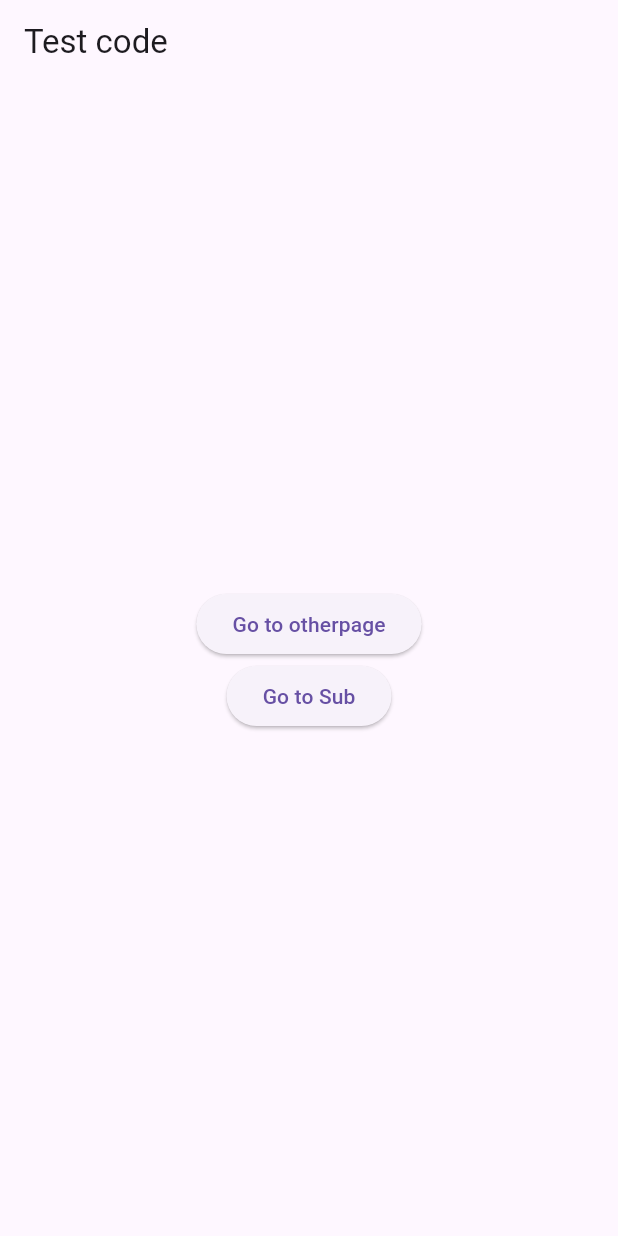
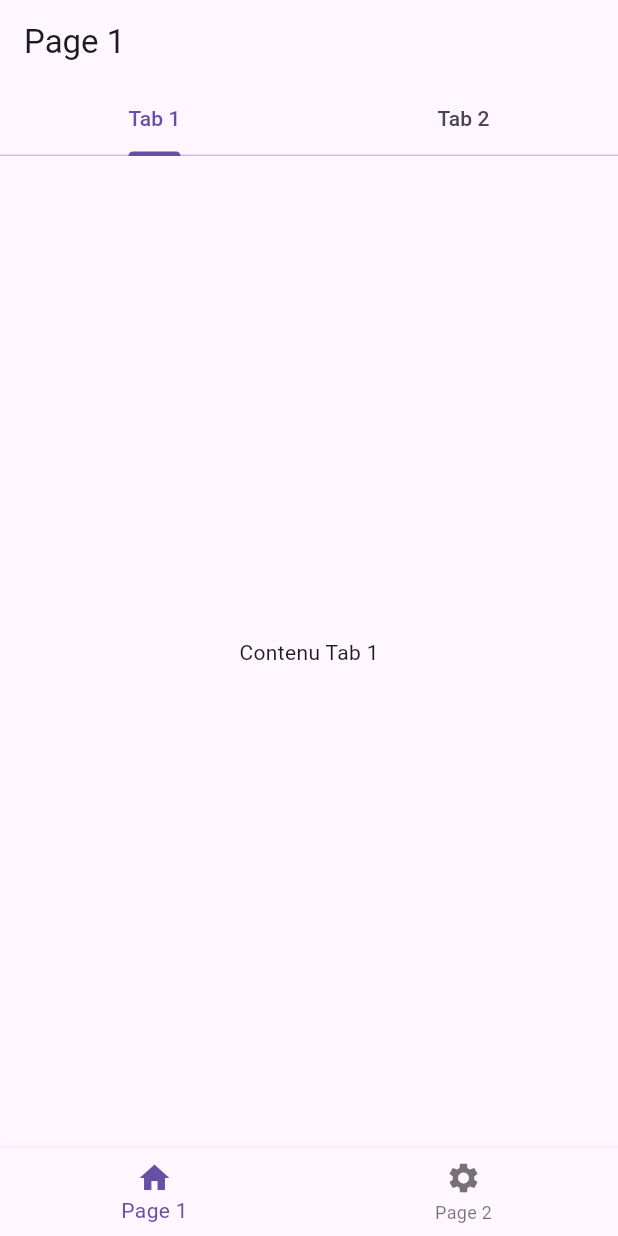
Before and after one commit to phi-hotep/flutter_application_1, a Flutter app: the screen it shows after launch, on a phone screen of 412 x 824 dp. Run offline on Flutter 3.47's test engine with Material 3 defaults, Android fonts, the phone set to English and light mode, and no system bars; our stand-ins replace flutter_riverpod, go_router, riverpod_annotation; generated files the repository leaves out were written again.

Commit message:
working on Riverpod

```diff
--- a/lib/main.dart
+++ b/lib/main.dart
@@ -1,7 +1,5 @@
 import 'package:flutter/material.dart';
-import 'package:flutter_application_1/router.dart';
 import 'package:flutter_riverpod/flutter_riverpod.dart';
-import 'package:go_router/go_router.dart';
 
 void main() async {
   runApp(
@@ -16,85 +14,167 @@ class MyApp extends StatelessWidget {
 
   @override
   Widget build(BuildContext context) {
-    return MaterialApp.router(routerConfig: router);
+    return const MaterialApp(
+      home: HomeScreen(),
+    );
   }
 }
 
-class MyHomePage extends ConsumerWidget {
-  const MyHomePage({super.key});
+class HomeScreen extends StatefulWidget {
+  const HomeScreen({super.key});
 
   @override
-  Widget build(BuildContext context, WidgetRef ref) {
-    return Scaffold(
-        appBar: AppBar(
-          title: const Text('Test code'),
-        ),
-        body: Center(
-            child: Column(
-          mainAxisAlignment: MainAxisAlignment.center,
-          children: [
-            ElevatedButton(
-              onPressed: () {
-                context.go("/otherPage");
-              },
-              child: const Text('Go to otherpage'),
-            ),
-            ElevatedButton(
-              onPressed: () {
-                context.go("/sub");
-              },
-              child: const Text('Go to Sub'),
-            ),
-          ],
-        )));
-  }
+  _HomeScreenState createState() => _HomeScreenState();
 }
 
-class OtherPage extends ConsumerWidget {
-  const OtherPage({super.key});
+class _HomeScreenState extends State<HomeScreen> {
+  int _currentIndex = 0;
+  final PageStorageBucket _bucket = PageStorageBucket();
 
   @override
-  Widget build(BuildContext context, WidgetRef ref) {
+  Widget build(BuildContext context) {
     return Scaffold(
-      appBar: AppBar(
-        title: const Text('Other page'),
+      body: IndexedStack(
+        index: _currentIndex,
+        children: [
+          PageStorage(
+            bucket: _bucket,
+            child: const TabScreen(key: PageStorageKey('tabScreen')),
+          ),
+          const Center(child: Text('Page 2')),
+        ],
       ),
-      body: Center(
-        child: ElevatedButton(
-            onPressed: () {
-              context.go("/");
-            },
-            child: const Text('Back')),
+      bottomNavigationBar: BottomNavigationBar(
+        currentIndex: _currentIndex,
+        onTap: (index) {
+          setState(() {
+            _currentIndex = index;
+          });
+        },
+        items: const [
+          BottomNavigationBarItem(icon: Icon(Icons.home), label: 'Page 1'),
+          BottomNavigationBarItem(icon: Icon(Icons.settings), label: 'Page 2'),
+        ],
       ),
     );
   }
 }
 
-class Sub extends ConsumerWidget {
-  const Sub({super.key});
+class TabScreen extends StatelessWidget {
+  const TabScreen({super.key});
 
   @override
-  Widget build(BuildContext context, WidgetRef ref) {
-    return Scaffold(
-      body: Center(
-        child: ElevatedButton(
-          onPressed: () {
-            context.go('/sub/subSub');
-          },
-          child: const Text('Go to Sub Sub'),
+  Widget build(BuildContext context) {
+    return DefaultTabController(
+      length: 2,
+      child: Scaffold(
+        appBar: AppBar(
+          title: const Text('Page 1'),
+          bottom: const TabBar(
+            tabs: [
+              Tab(text: 'Tab 1'),
+              Tab(text: 'Tab 2'),
+            ],
+          ),
+        ),
+        body: const TabBarView(
+          children: [
+            Center(child: Text('Contenu Tab 1')),
+            Center(child: Text('Contenu Tab 2')),
+          ],
         ),
       ),
     );
   }
 }
 
-class Subsub extends ConsumerWidget {
-  const Subsub({super.key});
 
-  @override
-  Widget build(BuildContext context, WidgetRef ref) {
-    return Container(
-      color: Colors.red,
-    );
-  }
-}
+
+
+
+
+
+
+
+
+
+
+
+
+
+
+
+// class MyApp extends StatelessWidget {
+//   const MyApp({super.key});
+
+//   @override
+//   Widget build(BuildContext context) {
+//     return MaterialApp.router(routerConfig: router);
+//   }
+// }
+
+// class ScaffoldWithNestedNavigation extends StatelessWidget {
+//   const ScaffoldWithNestedNavigation({Key? key, required this.navigationShell})
+//       : super(key: key ?? const ValueKey('ScaffoldWithNestedNavigation'));
+//   final StatefulNavigationShell navigationShell;
+
+//   void _goBranch(int index) {
+//     navigationShell.goBranch(index,
+//         initialLocation: index == navigationShell.currentIndex);
+//     print(index == navigationShell.currentIndex);
+//   }
+
+//   @override
+//   Widget build(BuildContext context) {
+//     return Scaffold(
+//       body: navigationShell,
+//       bottomNavigationBar: NavigationBar(
+//         selectedIndex: navigationShell.currentIndex,
+//         destinations: const [
+//           NavigationDestination(icon: Icon(Icons.home), label: "Home"),
+//           NavigationDestination(icon: Icon(Icons.settings), label: "Settings")
+//         ],
+//         onDestinationSelected: _goBranch,
+//       ),
+//     );
+//   }
+// }
+
+
+
+
+
+
+
+
+
+
+
+
+
+
+
+
+
+
+// class MyHomePage extends ConsumerWidget {
+//   const MyHomePage({super.key});
+
+//   @override
+//   Widget build(BuildContext context, WidgetRef ref) {
+//     return Scaffold(
+//       appBar: AppBar(
+//         title: const Text('Test code'),
+//       ),
+//       body: const Center(),
+//       bottomNavigationBar: NavigationBar(
+//         selectedIndex: 0,
+//         destinations: const [
+//           NavigationDestination(icon: Icon(Icons.home), label: "Home"),
+//           NavigationDestination(icon: Icon(Icons.settings), label: "Settings")
+//         ],
+//         // onDestinationSelected: (index) =>,
+//       ),
+//     );
+//   }
+// }
--- a/lib/router.dart
+++ b/lib/router.dart
@@ -1,25 +1,67 @@
-import 'package:flutter_application_1/main.dart';
-import 'package:go_router/go_router.dart';
+// import 'package:flutter/material.dart';
+// import 'package:flutter_application_1/details.dart';
+// import 'package:flutter_application_1/home.dart';
+// import 'package:flutter_application_1/main.dart';
+// import 'package:flutter_application_1/settings.dart';
+// import 'package:go_router/go_router.dart';
 
-final GoRouter router = GoRouter(
-  routes: [
-    GoRoute(
-        path: '/',
-        builder: (context, state) => const MyHomePage(),
-        routes: [
-          GoRoute(
-              path: 'sub',
-              builder: (context, state) => const Sub(),
-              routes: [
-                GoRoute(
-                  path: 'subSub',
-                  builder: (context, state) => const Subsub(),
-                )
-              ])
-        ]),
-    GoRoute(
-      path: '/otherPage',
-      builder: (context, state) => const OtherPage(),
-    ),
-  ],
-);
+// final _rootNavigatorKey = GlobalKey<NavigatorState>();
+// final _shellNavigatorAKey = GlobalKey<NavigatorState>(debugLabel: 'shellA');
+// final _shellNavigatorBKey = GlobalKey<NavigatorState>(debugLabel: 'shellB');
+
+// final GoRouter router = GoRouter(
+//   debugLogDiagnostics: true,
+//   initialLocation: '/home',
+//   navigatorKey: _rootNavigatorKey,
+//   routes: [
+//     StatefulShellRoute.indexedStack(
+//       builder: (context, state, navigationShell) =>
+//           ScaffoldWithNestedNavigation(navigationShell: navigationShell),
+//       branches: [
+//         StatefulShellBranch(
+//           navigatorKey: _shellNavigatorAKey,
+//           routes: [
+//             GoRoute(
+//               path: '/home',
+//               builder: (context, state) => const Home(),
+//               routes: [
+//                 GoRoute(
+//                   path: 'details',
+//                   pageBuilder: (context, state) {
+//                     return CustomTransitionPage(
+//                       key: state.pageKey,
+//                       child: const Details(),
+//                       transitionsBuilder:
+//                           (context, animation, secondaryAnimation, child) {
+//                         // Change the opacity of the screen using a Curve based on the the animation's
+//                         // value
+//                         return FadeTransition(
+//                           opacity: CurveTween(curve: Curves.easeInOutCirc)
+//                               .animate(animation),
+//                           child: child,
+//                         );
+//                       },
+//                     );
+//                   },
+//                 ),
+//                 // GoRoute(
+//                 //   path: 'details',
+//                 //   builder: (context, state) => const Details(),
+//                 // )
+//               ],
+//             )
+//           ],
+//         ),
+//         StatefulShellBranch(
+//           navigatorKey: _shellNavigatorBKey,
+//           routes: [
+//             GoRoute(
+//               path: '/settings',
+//               builder: (context, state) => const Settings(),
+//             ),
+//           ],
+//         )
+//       ],
+//     )
+//   ],
+// );
```
Also changed, not shown: lib/details.dart (added, +28 -0 lines), lib/home.dart (added, +24 -0 lines), lib/provider.dart (+4 -6 lines), lib/settings.dart (added, +15 -0 lines), lib/provider.g.dart.
